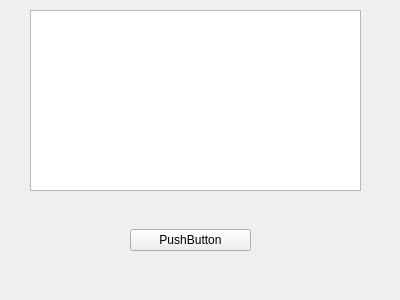
Above: UnoLite/halloffame.ui from HenkSlabber/REII313 before the change. Below: the same form after it.
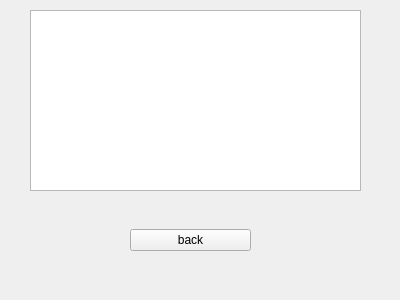
That is the form after the change.

Patch:
```diff
--- a/UnoLite/halloffame.ui
+++ b/UnoLite/halloffame.ui
@@ -36,7 +36,7 @@
     <item row="0" column="0">
      <widget class="QPushButton" name="HallOfFameBackBtn">
       <property name="text">
-       <string>PushButton</string>
+       <string>back</string>
       </property>
      </widget>
     </item>
```
